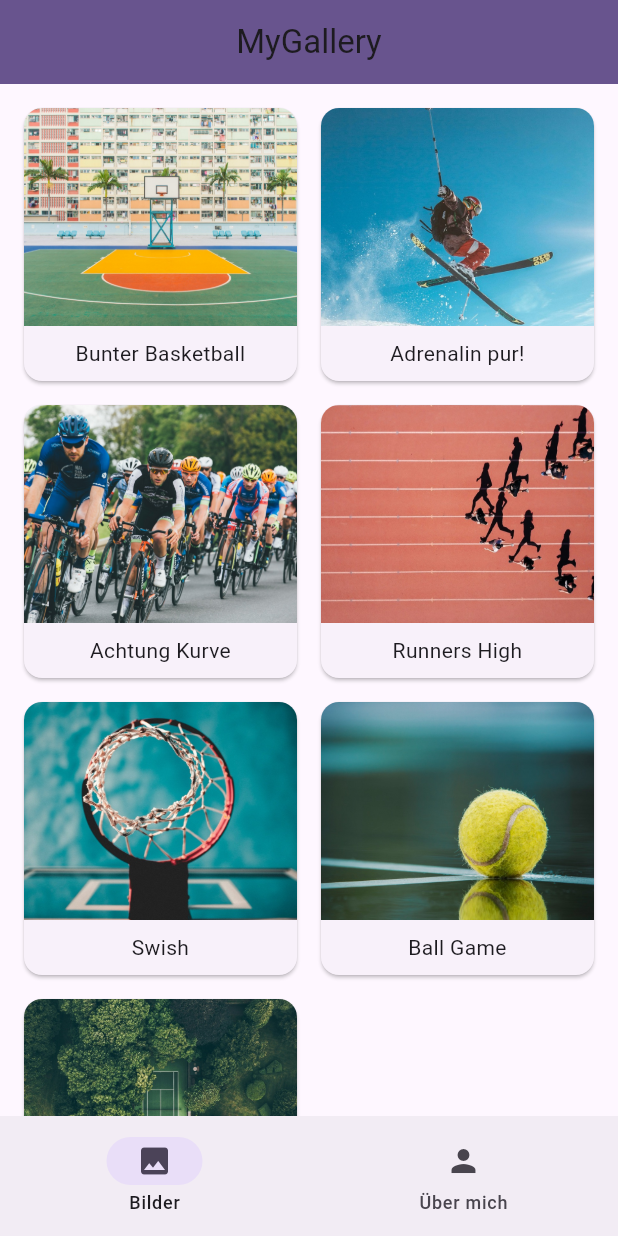
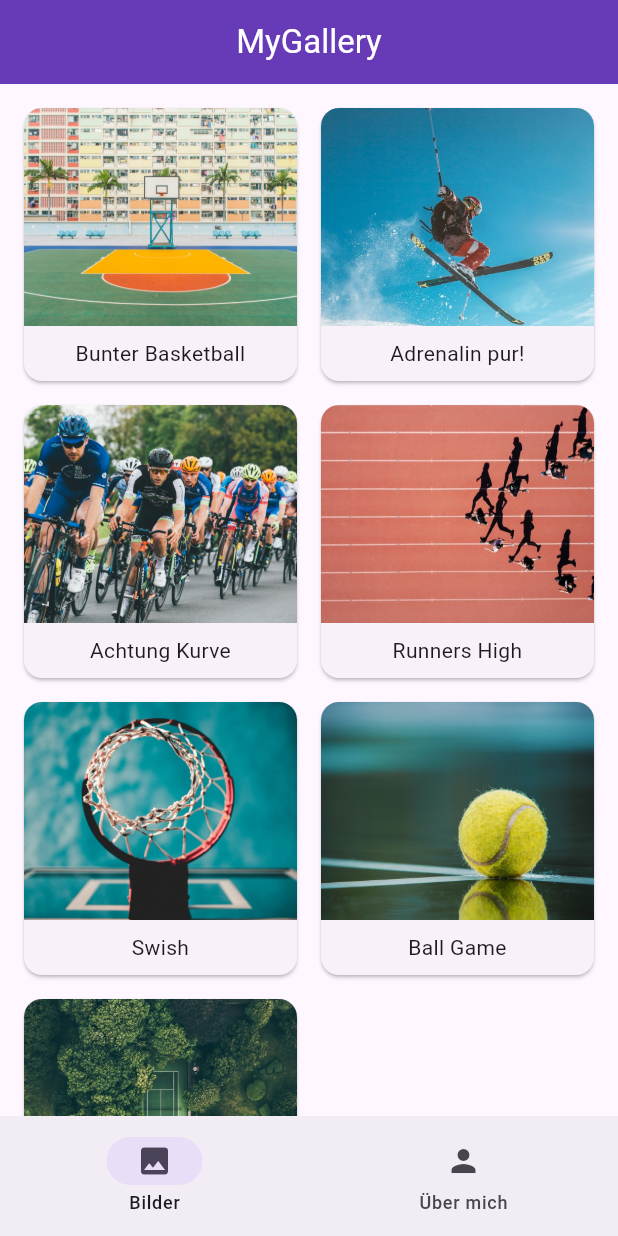
Before and after one commit to dkathrine/image-gallery, a Flutter app: the screen it shows after launch, on a phone screen of 412 x 824 dp. Run offline on Flutter 3.47's test engine with Material 3 defaults, Android fonts, the phone set to English and light mode, and no system bars.

Commit message:
added white color to appbar title and changed backgroundColor to deepPurple

```diff
--- a/lib/main.dart
+++ b/lib/main.dart
@@ -18,7 +18,10 @@ class MainApp extends StatelessWidget {
     return MaterialApp(
       theme: ThemeData(
         colorScheme: colorScheme,
-        appBarTheme: AppBarTheme(backgroundColor: colorScheme.primary),
+        appBarTheme: AppBarTheme(
+          backgroundColor: Colors.deepPurple,
+          titleTextStyle: TextStyle(fontSize: 22, color: Colors.white),
+        ),
       ),
       home: AppHome(),
     );
```
